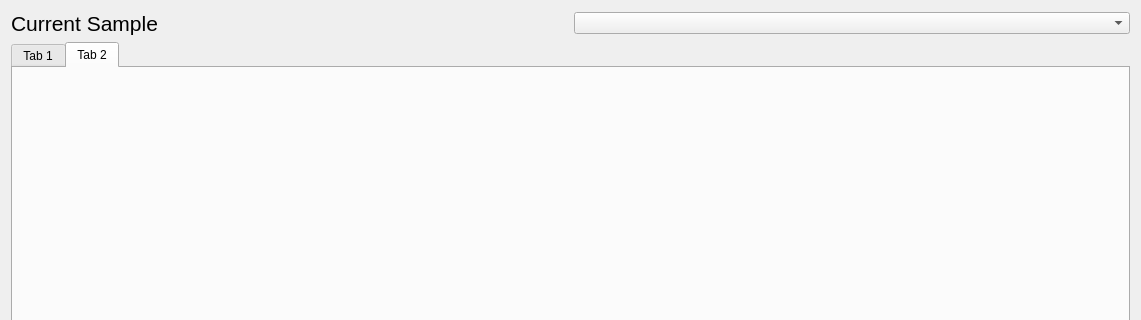
Qt form resultwindow.ui (hallamlab/MetaPathwaysGUI) before a commit; both pictures show x 0 to 1141 and y 0 to 320 of the 1141 by 1001 pixel window.
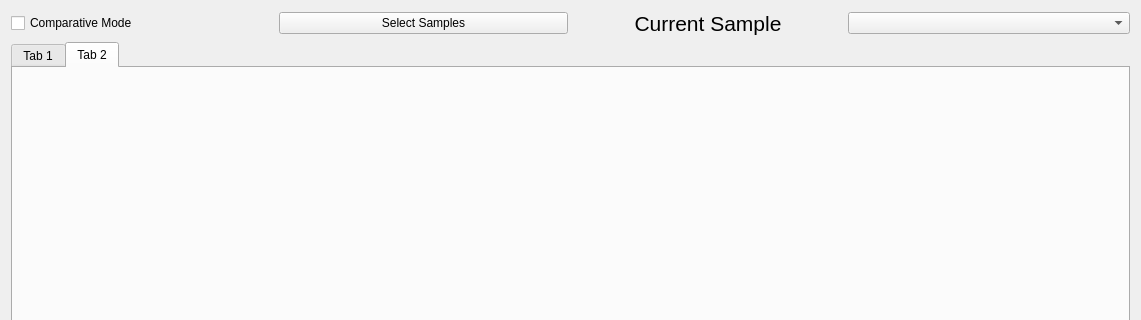
The same form after that commit.

Commit message: comparative mode

```diff
--- a/resultwindow.ui
+++ b/resultwindow.ui
@@ -21,7 +21,41 @@
   </property>
   <layout class="QGridLayout" name="gridLayout">
    <item row="0" column="0">
-    <widget class="QLabel" name="label">
+    <layout class="QHBoxLayout" name="horizontalLayout_3">
+     <item>
+      <layout class="QHBoxLayout" name="horizontalLayout">
+       <item>
+        <widget class="QCheckBox" name="checkComparativeMode">
+         <property name="text">
+          <string>Comparative Mode</string>
+         </property>
+        </widget>
+       </item>
+       <item>
+        <widget class="QPushButton" name="selectSamplesButton">
+         <property name="minimumSize">
+          <size>
+           <width>289</width>
+           <height>0</height>
+          </size>
+         </property>
+         <property name="text">
+          <string>Select Samples</string>
+         </property>
+         <property name="default">
+          <bool>false</bool>
+         </property>
+         <property name="flat">
+          <bool>false</bool>
+         </property>
+        </widget>
+       </item>
+      </layout>
+     </item>
+     <item>
+      <layout class="QHBoxLayout" name="horizontalLayout_2">
+       <item>
+        <widget class="QLabel" name="currentSampleLabel">
      <property name="font">
       <font>
        <pointsize>16</pointsize>
@@ -30,12 +64,26 @@
      <property name="text">
       <string>Current Sample</string>
      </property>
-    </widget>
-   </item>
-   <item row="0" column="1">
-    <widget class="QComboBox" name="sampleSelect"/>
-   </item>
-   <item row="1" column="0" colspan="2">
+         <property name="alignment">
+          <set>Qt::AlignCenter</set>
+         </property>
+        </widget>
+       </item>
+       <item>
+        <widget class="QComboBox" name="sampleSelect">
+         <property name="minimumSize">
+          <size>
+           <width>282</width>
+           <height>0</height>
+          </size>
+         </property>
+        </widget>
+       </item>
+      </layout>
+     </item>
+    </layout>
+   </item>
+   <item row="1" column="0">
     <widget class="QTabWidget" name="resultTabs">
      <property name="currentIndex">
       <number>1</number>
```
Lines whose indentation alone changed are shown as unchanged. The commit also changes 14 other files.
